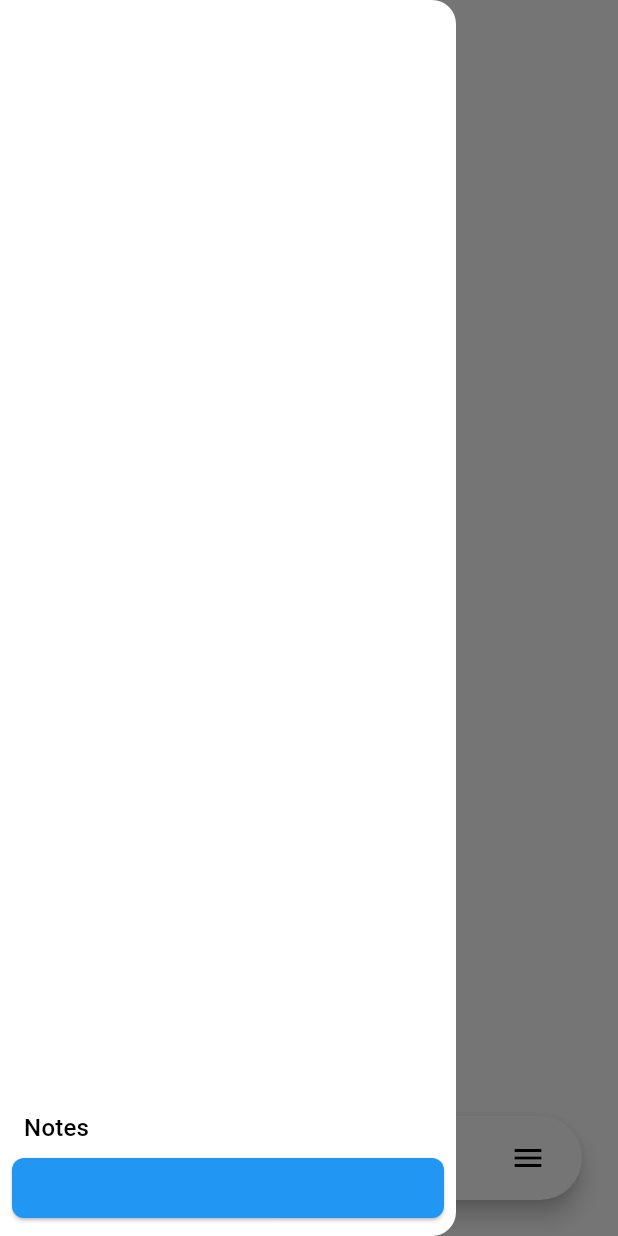
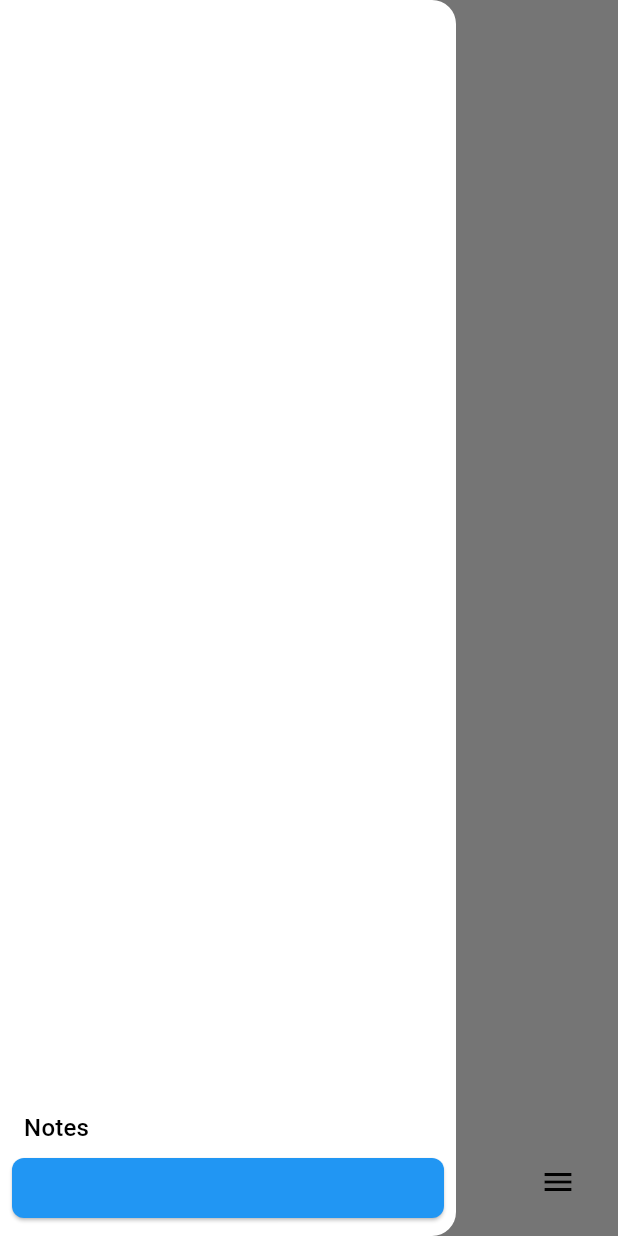
Before and after one commit to ThisIsSidam/blackout_launcher, a Flutter app: the screen it shows after launch, with the side drawer open, on a phone screen of 412 x 824 dp. Run offline on Flutter 3.47's test engine with Material 3 defaults, Android fonts, the phone set to English and light mode, and no system bars; drawn by our look-alikes of dynamic_color; our stand-ins replace flutter_riverpod, fluttertoast, go_router, hive, hive_flutter, hooks_riverpod and 1 more; missing offline and left inert: installed_apps; accounts and stored records are empty.

```diff
--- a/lib/pages/home_screen/home_screen.dart
+++ b/lib/pages/home_screen/home_screen.dart
@@ -46,7 +46,9 @@ class _HomeScreenState extends ConsumerState<HomeScreen> {
   @override
   Widget build(BuildContext context) {
     final userSettings = ref.watch(userSettingProvider);
-    return SwipeDetector(
+    return PopScope(
+      canPop: false,
+      child: SwipeDetector(
         onSwipeRight: () {
           _performSwipeAction(userSettings.rightSwipeGestureAction,
               isRight: true);
@@ -55,8 +57,9 @@ class _HomeScreenState extends ConsumerState<HomeScreen> {
           _performSwipeAction(userSettings.leftSwipeGestureAction,
               isRight: false);
         },
-      child: PopScope(
-        canPop: false,
+        onSwipeUpwards: () {
+          context.go(AppRoute.search.path);
+        },
         child: Scaffold(
           key: _scaffoldKey,
           backgroundColor: Colors.transparent,
@@ -86,24 +89,29 @@ class _HomeScreenState extends ConsumerState<HomeScreen> {
   }
 
   Widget _buildBottomSearchBar() {
-    return Padding(
-      padding: const EdgeInsets.all(8.0),
-      child: SearchBar(
+    return DecoratedBox(
+      decoration: BoxDecoration(
+        color: Colors.white10,
+        borderRadius: BorderRadius.circular(25),
+      ),
+      child: ListTile(
+        minTileHeight: 40,
+        contentPadding: EdgeInsets.zero,
+        leading: IconButton(
+          onPressed: () {
+            context.go(AppRoute.search.path);
+          },
+          icon: Icon(Icons.search),
+        ),
         onTap: () {
           context.go(AppRoute.search.path);
         },
-        trailing: [
-          IconButton(
-              icon: const Icon(Icons.menu),
+        trailing: IconButton(
           onPressed: () {
             context.go(AppRoute.settings.path);
-              }),
-        ],
-        padding: const WidgetStatePropertyAll(
-            EdgeInsets.symmetric(vertical: 0, horizontal: 12)),
-        onChanged: (value) {
-          setState(() {});
           },
+          icon: Icon(Icons.menu),
+        ),
       ),
     );
   }
```
Also changed, not shown: lib/pages/search_screen/search_screen.dart (+51 -36 lines). Lines whose indentation alone changed are shown as unchanged.
